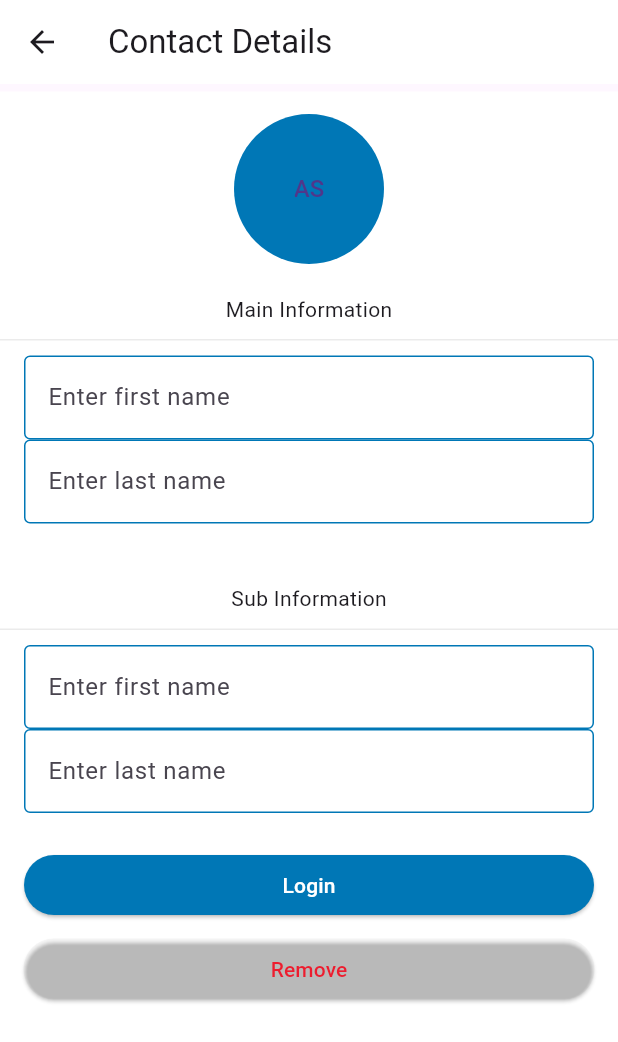
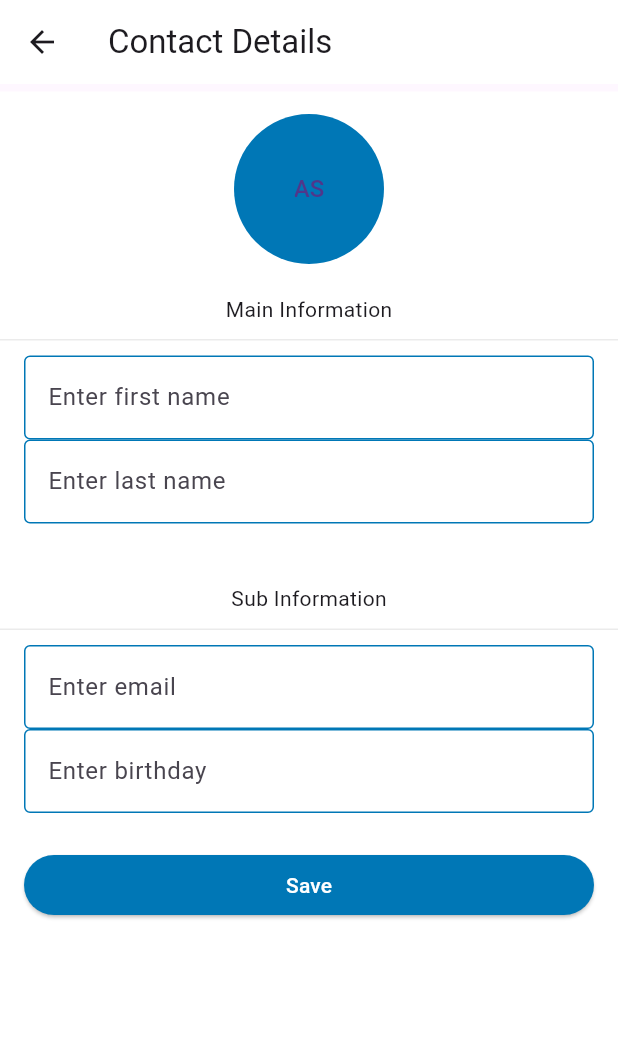
Before and after one commit to sookmunchan/contacts, a Flutter app: the screen it shows after launch, after a tap on "Login", after a tap on the "add" icon, on a phone screen of 412 x 824 dp. Shown: the top 1042 px of the screen. Run offline on Flutter 3.47's test engine with Material 3 defaults, Android fonts, the phone set to English and light mode, and no system bars; our stand-ins replace get, get_storage.

Commit message:
- retrieve json fie - created data modal - passing data to next screen

```diff
--- /dev/null
+++ b/contacts/lib/modal/contact_list_data.dart
@@ -0,0 +1,27 @@
+class ContactListData {
+  String? id;
+  String? firstname;
+  String? lastname;
+  String? email;
+  String? dob;
+
+  ContactListData(
+      {this.id, this.firstname, this.lastname, this.email, this.dob});
+
+  ContactListData.fromJson(Map json)
+      : id = json['id'],
+        firstname = json['firstName'],
+        lastname = json['lastName'],
+        email = json['email'] as String?,
+        dob = json['dob'] as String?;
+
+  Map toJson() {
+    return {
+      'id': id,
+      'firstname': firstname,
+      'lastname': lastname,
+      'email': email,
+      'dob': dob
+    };
+  }
+}
--- a/contacts/lib/screens/home/tabs/contact_list/contact_list_tab.dart
+++ b/contacts/lib/screens/home/tabs/contact_list/contact_list_tab.dart
@@ -16,7 +16,7 @@ class ContactListTab extends StatelessWidget {
           backgroundColor: AppColors.primaryBlue,
           shape: CircleBorder(),
           onPressed: () {
-            Get.toNamed(Routes.CONTACTDETAILS);
+            Get.toNamed(Routes.CONTACTDETAILS, arguments: {'isUpdate': false});
           },
           child: Icon(
             Icons.add,
@@ -58,6 +58,47 @@ class ContactListTab extends StatelessWidget {
                 ),
               ),
             ),
+            Obx(() => Expanded(
+                child: ListView.builder(
+                    padding: EdgeInsets.all(10.0),
+                    physics: const ClampingScrollPhysics(),
+                    shrinkWrap: true,
+                    itemCount: controller.contactLists.length,
+                    itemBuilder: (BuildContext context, int index) {
+                      String firstC =
+                          controller.contactLists[index].firstname![0];
+                      String lastC =
+                          controller.contactLists[index].lastname![0];
+
+                      return GestureDetector(
+                        onTap: () async {
+                          Get.toNamed(Routes.CONTACTDETAILS, arguments: {
+                            'item': controller.contactLists[index],
+                            'isUpdate': true
+                          });
+                        },
+                        child: Container(
+                          height: 60.0,
+                          child: Row(
+                            mainAxisAlignment: MainAxisAlignment.start,
+                            children: [
+                              CircleAvatar(
+                                backgroundColor: AppColors.primaryBlue,
+                                radius: 25.0,
+                                child: ClipOval(
+                                  child: Text('$firstC' '$lastC'),
+                                ),
+                              ),
+                              SizedBox(
+                                width: 10.0,
+                              ),
+                              Text(
+                                  '${controller.contactLists[index].firstname} ${controller.contactLists[index].lastname}')
+                            ],
+                          ),
+                        ),
+                      );
+                    })))
           ],
         ),
       );
--- a/contacts/lib/screens/home/tabs/contact_list/contact_list_tab_controller.dart
+++ b/contacts/lib/screens/home/tabs/contact_list/contact_list_tab_controller.dart
@@ -1,10 +1,29 @@
+import 'dart:convert';
+
+import 'package:contacts/modal/contact_list_data.dart';
 import 'package:flutter/material.dart';
+import 'package:flutter/services.dart';
 import 'package:get/get.dart';
 
 class ContactListTabController extends GetxController {
   TextEditingController searchTextController = TextEditingController();
+  RxList<ContactListData> contactLists = <ContactListData>[].obs;
+
   @override
   void onInit() async {
     super.onInit();
+
+    readJson();
+  }
+
+  Future<void> readJson() async {
+    final String response = await rootBundle.loadString('assets/data.json');
+
+    contactLists.value = (jsonDecode(response) as List<dynamic>)
+        .map((e) => ContactListData.fromJson(e as Map<String, dynamic>))
+        .toList();
+    contactLists.refresh();
+
+    print("contactList::${contactLists.length}");
   }
 }
--- a/contacts/lib/screens/home/tabs/contact_list/details/contact_details_page.dart
+++ b/contacts/lib/screens/home/tabs/contact_list/details/contact_details_page.dart
@@ -28,20 +28,6 @@ class ContactDetailsPage extends StatelessWidget {
                 radius: 50.0,
                 child: ClipOval(
                   child: Text('AS'),
-                  // child: avatarImgUrl != null && avatarImgUrl!.isNotEmpty
-                  //     ? CachedNetworkImage(
-                  //         imageUrl: avatarImgUrl!,
-                  //         fit: BoxFit.fill,
-                  //         errorWidget: (context, url, error) =>
-                  //             EmptyImageWidget(),
-                  //         placeholder: (context, url) => EmptyImageWidget(),
-                  //       )
-                  //     : Center(
-                  //         child: Text(
-                  //         username ?? "",
-                  //         style: AppTextStyles.medium_h3
-                  //             .copyWith(color: AppColors.white),
-                  //       )),
                 ),
               ),
               _mainInfoWidget(controller),
@@ -51,7 +37,7 @@ class ContactDetailsPage extends StatelessWidget {
                 padding: EdgeInsets.symmetric(horizontal: 16, vertical: 4),
                 child: ElevatedButton(
                     onPressed: () async {},
-                    child: Text('Login',
+                    child: Text(controller.isUpdate.value ? "Update" : "Save",
                         style: TextStyle(
                           color: AppColors.primaryWhite,
                         )),
@@ -59,9 +45,11 @@ class ContactDetailsPage extends StatelessWidget {
                       backgroundColor: AppColors.primaryBlue,
                     )),
               ),
-              Container(
+              controller.isUpdate.value
+                  ? Container(
                       width: Get.width,
-                padding: EdgeInsets.symmetric(horizontal: 16, vertical: 4),
+                      padding:
+                          EdgeInsets.symmetric(horizontal: 16, vertical: 4),
                       child: ElevatedButton(
                           onPressed: () async {},
                           child: Text('Remove',
@@ -71,7 +59,8 @@ class ContactDetailsPage extends StatelessWidget {
                           style: ElevatedButton.styleFrom(
                             backgroundColor: AppColors.primaryTransparent,
                           )),
-              ),
+                    )
+                  : SizedBox.shrink(),
             ],
           ),
         ),
@@ -94,19 +83,22 @@ class ContactDetailsPage extends StatelessWidget {
             padding: EdgeInsets.symmetric(horizontal: 16),
             child: TextField(
               controller: controller.firstNameTextController,
-              decoration: const InputDecoration(
-                border: OutlineInputBorder(),
-                floatingLabelStyle: TextStyle(color: AppColors.primaryBlack),
-                enabledBorder: OutlineInputBorder(
+              decoration: InputDecoration(
+                border: const OutlineInputBorder(),
+                floatingLabelStyle:
+                    const TextStyle(color: AppColors.primaryBlack),
+                enabledBorder: const OutlineInputBorder(
                   borderSide: BorderSide(color: AppColors.primaryBlue),
                 ),
-                focusedBorder: OutlineInputBorder(
+                focusedBorder: const OutlineInputBorder(
                   borderSide: BorderSide(color: AppColors.primaryBlue),
                 ),
                 hoverColor: AppColors.primaryBlue,
                 fillColor: AppColors.primaryBlue,
                 focusColor: AppColors.primaryBlue,
-                labelText: "Enter first name",
+                labelText: controller.isUpdate.value
+                    ? controller.listData.value.firstname
+                    : "Enter first name",
               ),
             ),
           ),
@@ -114,19 +106,22 @@ class ContactDetailsPage extends StatelessWidget {
             padding: EdgeInsets.symmetric(horizontal: 16),
             child: TextField(
               controller: controller.lastNameTextController,
-              decoration: const InputDecoration(
-                border: OutlineInputBorder(),
-                floatingLabelStyle: TextStyle(color: AppColors.primaryBlack),
-                enabledBorder: OutlineInputBorder(
+              decoration: InputDecoration(
+                border: const OutlineInputBorder(),
+                floatingLabelStyle:
+                    const TextStyle(color: AppColors.primaryBlack),
+                enabledBorder: const OutlineInputBorder(
                   borderSide: BorderSide(color: AppColors.primaryBlue),
                 ),
-                focusedBorder: OutlineInputBorder(
+                focusedBorder: const OutlineInputBorder(
                   borderSide: BorderSide(color: AppColors.primaryBlue),
                 ),
                 hoverColor: AppColors.primaryBlue,
                 fillColor: AppColors.primaryBlue,
                 focusColor: AppColors.primaryBlue,
-                labelText: "Enter last name",
+                labelText: controller.isUpdate.value
+                    ? controller.listData.value.lastname
+                    : "Enter last name",
               ),
             ),
           ),
@@ -150,7 +145,7 @@ class ContactDetailsPage extends StatelessWidget {
             padding: EdgeInsets.symmetric(horizontal: 16),
             child: TextField(
               controller: controller.emailTextController,
-              decoration: const InputDecoration(
+              decoration: InputDecoration(
                 border: OutlineInputBorder(),
                 floatingLabelStyle: TextStyle(color: AppColors.primaryBlack),
                 enabledBorder: OutlineInputBorder(
@@ -162,7 +157,9 @@ class ContactDetailsPage extends StatelessWidget {
                 hoverColor: AppColors.primaryBlue,
                 fillColor: AppColors.primaryBlue,
                 focusColor: AppColors.primaryBlue,
-                labelText: "Enter first name",
+                labelText: controller.isUpdate.value
+                    ? controller.listData.value.email ?? ""
+                    : "Enter email",
               ),
             ),
           ),
@@ -170,7 +167,7 @@ class ContactDetailsPage extends StatelessWidget {
             padding: EdgeInsets.symmetric(horizontal: 16),
             child: TextField(
               controller: controller.dobTextController,
-              decoration: const InputDecoration(
+              decoration: InputDecoration(
                 border: OutlineInputBorder(),
                 floatingLabelStyle: TextStyle(color: AppColors.primaryBlack),
                 enabledBorder: OutlineInputBorder(
@@ -182,7 +179,9 @@ class ContactDetailsPage extends StatelessWidget {
                 hoverColor: AppColors.primaryBlue,
                 fillColor: AppColors.primaryBlue,
                 focusColor: AppColors.primaryBlue,
-                labelText: "Enter last name",
+                labelText: controller.isUpdate.value
+                    ? controller.listData.value.dob ?? ""
+                    : "Enter birthday",
               ),
             ),
           ),
--- a/contacts/lib/screens/home/tabs/contact_list/details/contact_details_page_controller.dart
+++ b/contacts/lib/screens/home/tabs/contact_list/details/contact_details_page_controller.dart
@@ -1,3 +1,4 @@
+import 'package:contacts/modal/contact_list_data.dart';
 import 'package:flutter/material.dart';
 import 'package:get/get.dart';
 
@@ -6,9 +7,23 @@ class ContactDetailsPageController extends GetxController {
   TextEditingController lastNameTextController = TextEditingController();
   TextEditingController emailTextController = TextEditingController();
   TextEditingController dobTextController = TextEditingController();
+  Rx<ContactListData> listData = ContactListData().obs;
+  RxBool isUpdate = false.obs;
 
   @override
   void onInit() async {
     super.onInit();
+
+    if (Get.arguments['isUpdate'] != null) {
+      isUpdate.value = Get.arguments['isUpdate'];
+
+      if (isUpdate.value) {
+        listData.value = Get.arguments['item'];
+
+        print("listData:: ${listData.value.firstname}");
+      }
+    } else {
+      isUpdate.value = false;
+    }
   }
 }
--- a/contacts/lib/screens/home/tabs/profile/profile_tab.dart
+++ b/contacts/lib/screens/home/tabs/profile/profile_tab.dart
@@ -1,4 +1,5 @@
 import 'package:contacts/constants/colors.dart';
+import 'package:contacts/routes/app_pages.dart';
 import 'package:contacts/screens/home/tabs/profile/profile_tab_controller.dart';
 import 'package:flutter/material.dart';
 import 'package:get/get.dart';
@@ -11,9 +12,14 @@ class ProfileTab extends StatelessWidget {
     return GetBuilder<ProfileTabController>(builder: (controller) {
       return Scaffold(
         body: Container(
+          width: Get.width,
           color: Colors.white,
-          child: const Row(
-            mainAxisAlignment: MainAxisAlignment.center,
+          child: Column(
+            crossAxisAlignment: CrossAxisAlignment.start,
+            children: [
+              Container(
+                child: Row(
+                  mainAxisAlignment: MainAxisAlignment.spaceBetween,
                   children: [
                     Text(
                       'My profiles',
@@ -23,6 +29,63 @@ class ProfileTab extends StatelessWidget {
                           color: AppColors.primaryBlack,
                           decoration: TextDecoration.none),
                     ),
+                    TextButton(
+                        onPressed: () {},
+                        child: Text(
+                          'Logout',
+                          style: TextStyle(
+                              color: AppColors.primaryBlue,
+                              fontWeight: FontWeight.bold),
+                        )),
+                  ],
+                ),
+              ),
+              Container(
+                child: Column(
+                  children: [
+                    CircleAvatar(
+                      backgroundColor: AppColors.primaryBlue,
+                      radius: 50.0,
+                      child: ClipOval(
+                        child: Text('AS'),
+                        // child: avatarImgUrl != null && avatarImgUrl!.isNotEmpty
+                        //     ? CachedNetworkImage(
+                        //         imageUrl: avatarImgUrl!,
+                        //         fit: BoxFit.fill,
+                        //         errorWidget: (context, url, error) =>
+                        //             EmptyImageWidget(),
+                        //         placeholder: (context, url) => EmptyImageWidget(),
+                        //       )
+                        //     : Center(
+                        //         child: Text(
+                        //         username ?? "",
+                        //         style: AppTextStyles.medium_h3
+                        //             .copyWith(color: AppColors.white),
+                        //       )),
+                      ),
+                    ),
+                    Text('Name'),
+                    Text('email'),
+                    Text('dob'),
+                    Container(
+                      width: Get.width,
+                      padding:
+                          EdgeInsets.symmetric(horizontal: 16, vertical: 4),
+                      child: ElevatedButton(
+                          onPressed: () async {
+                            Get.toNamed(Routes.CONTACTDETAILS);
+                          },
+                          child: Text('Update my detail',
+                              style: TextStyle(
+                                color: AppColors.primaryWhite,
+                              )),
+                          style: ElevatedButton.styleFrom(
+                            backgroundColor: AppColors.primaryBlue,
+                          )),
+                    ),
+                  ],
+                ),
+              ),
             ],
           ),
         ),
--- a/contacts/lib/screens/login/login_page.dart
+++ b/contacts/lib/screens/login/login_page.dart
@@ -4,11 +4,12 @@ import 'package:contacts/screens/login/login_page_controller.dart';
 import 'package:flutter/material.dart';
 import 'package:get/get.dart';
 
-class LoginPage extends GetView<LoginPageController> {
+class LoginPage extends StatelessWidget {
   const LoginPage({super.key});
 
   @override
   Widget build(BuildContext context) {
+    return GetBuilder<LoginPageController>(builder: (controller) {
       return Scaffold(
         body: SafeArea(
             child: Column(children: [
@@ -48,5 +49,6 @@ class LoginPage extends GetView<LoginPageController> {
               ))
         ])),
       );
+    });
   }
 }
--- a/contacts/lib/screens/login/login_page_controller.dart
+++ b/contacts/lib/screens/login/login_page_controller.dart
@@ -12,6 +12,7 @@ class LoginPageController extends GetxController {
 
   Future<void> loginOnClicked(String usernameStr, BuildContext context) async {
     // if (usernameStr.isNotEmpty && usernameStr.length > 10) {
+
     await Get.offAndToNamed(Routes.HOME);
     // } else {
     // const snackBar = SnackBar(
--- a/contacts/pubspec.yaml
+++ b/contacts/pubspec.yaml
@@ -10,6 +10,7 @@ dependencies:
   flutter:
     sdk: flutter
   get: ^4.6.6
+  get_storage: ^2.1.1
 
 dev_dependencies:
   flutter_test:
@@ -18,3 +19,5 @@ dev_dependencies:
 
 flutter:
   uses-material-design: true
+  assets:
+    - assets/data.json
```
Also changed, not shown: contacts/assets/data.json (added, +136 -0 lines), contacts/lib/storage_service.dart (added, +18 -0 lines), contacts/pubspec.lock, 1 other file. Lines whose indentation alone changed are shown as unchanged.
